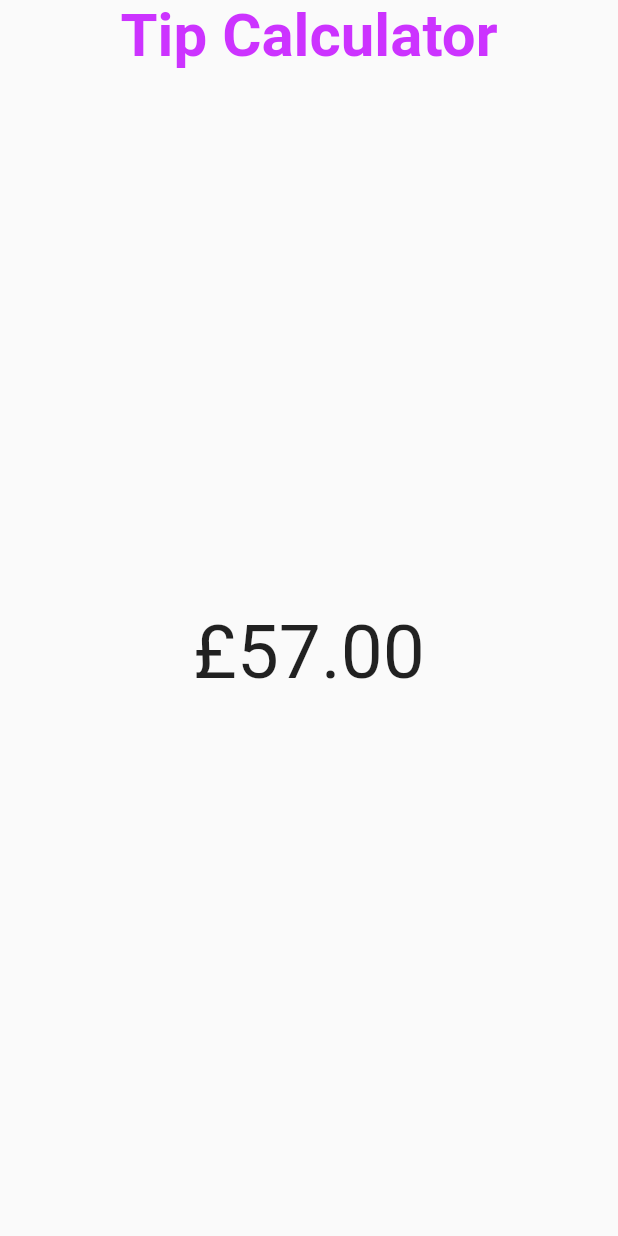
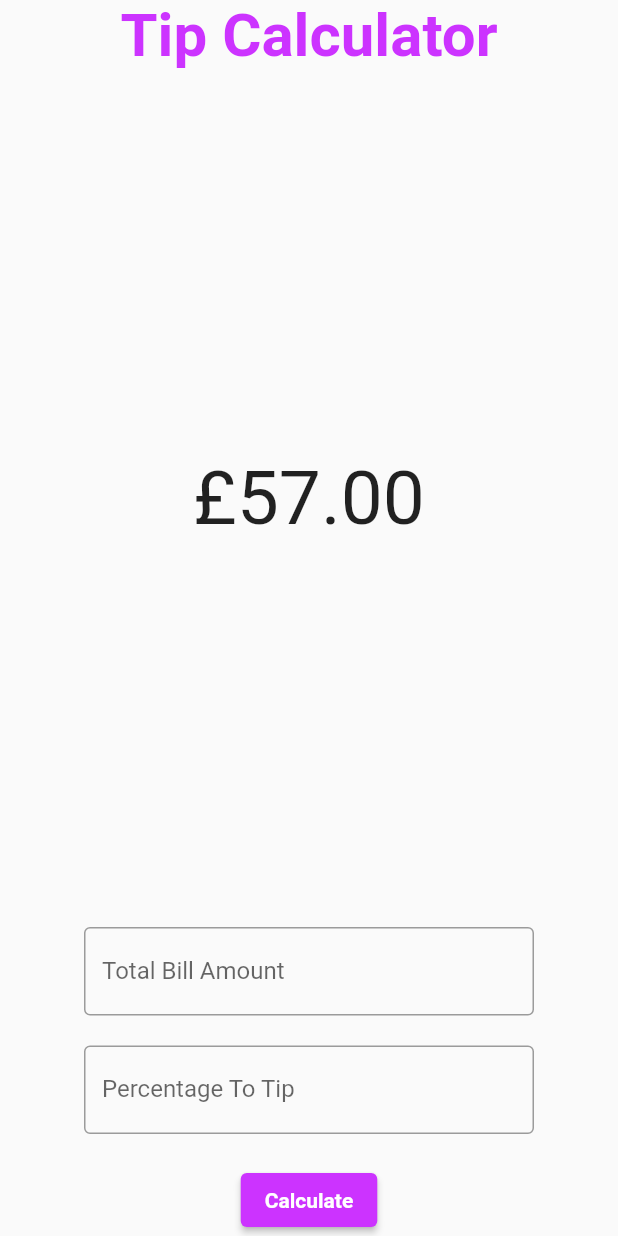
Before and after one commit to RangerVinven/Tip-Calculator, a Flutter app: the screen it shows after launch, on a phone screen of 412 x 824 dp. Run offline on Flutter 3.47's test engine with Material 2 defaults, Android fonts, the phone set to English and light mode, and no system bars.

Commit message:
Added the inputs (non-functional)

```diff
--- a/lib/main.dart
+++ b/lib/main.dart
@@ -19,8 +19,8 @@ class _HomePageState extends State<HomePage> {
         body: SafeArea(
           child: Center(
             child: Column(
-              children: const [
-                Text(
+              children: [
+                const Text(
                   "Tip Calculator",
                   style: TextStyle(
                     fontSize: 40,
@@ -28,7 +28,7 @@ class _HomePageState extends State<HomePage> {
                     color: Color.fromARGB(255, 204, 51, 255)
                   ),
                 ),
-                Expanded(
+                const Expanded(
                   child: Align(
                     alignment: Alignment.center,
                     child: Text(
@@ -40,6 +40,39 @@ class _HomePageState extends State<HomePage> {
                     ),
                   ),
                 ),
+                SizedBox(
+                  width: 300,
+                  child: Column(
+                    children: [
+                      const TextField(
+                        decoration: InputDecoration(
+                        border: OutlineInputBorder(),
+                        labelText: "Total Bill Amount"
+                        )
+                      ),
+                      const SizedBox(height: 20),
+                      const TextField(
+                        decoration: InputDecoration(
+                          border: const OutlineInputBorder(),
+                          labelText: "Percentage To Tip"
+                        )
+                      ),
+                      const SizedBox(height: 20),
+                      ElevatedButton(
+                        onPressed: () {},
+                        style: ElevatedButton.styleFrom(
+                          primary: const Color.fromARGB(255, 204, 51, 255)
+                        ),
+                        child: const Text(
+                          "Calculate",
+                          style: TextStyle(
+                            fontWeight: FontWeight.bold
+                          ),
+                        ),
+                      )
+                    ],
+                  )
+                )
               ],
             ),
           ),
```
